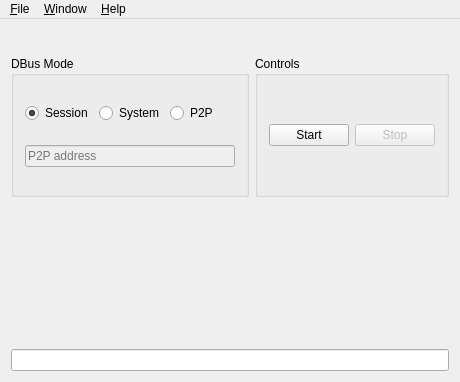
Old version of the form src/swiftcore/swiftcore.ui in the repository swift-project/pilotclient.
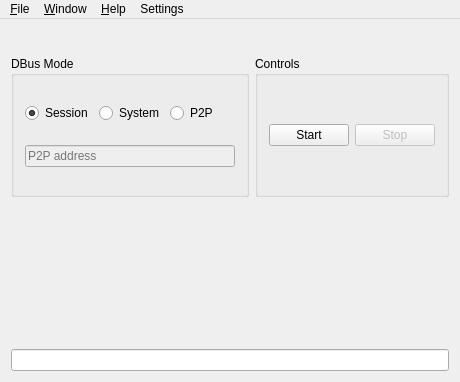
New version of the form. Icons and pictures are not drawn. Custom widgets are drawn as their Qt base class.

Commit message: refs #892, settings dialog for core (settings can also be set in core)

Diff of the .ui file:
```diff
--- a/src/swiftcore/swiftcore.ui
+++ b/src/swiftcore/swiftcore.ui
@@ -156,9 +156,16 @@
      <string>&amp;Window</string>
     </property>
    </widget>
+   <widget class="QMenu" name="menu_Settings">
+    <property name="title">
+     <string>Settings</string>
+    </property>
+    <addaction name="menu_SettingsDialog"/>
+   </widget>
    <addaction name="menu_File"/>
    <addaction name="menu_Window"/>
    <addaction name="menu_Help"/>
+   <addaction name="menu_Settings"/>
   </widget>
  </widget>
  <layoutdefault spacing="6" margin="11"/>
```
Left out of the diff: 13 changed lines with no effect on the pictures. The commit also changes 5 other files.
